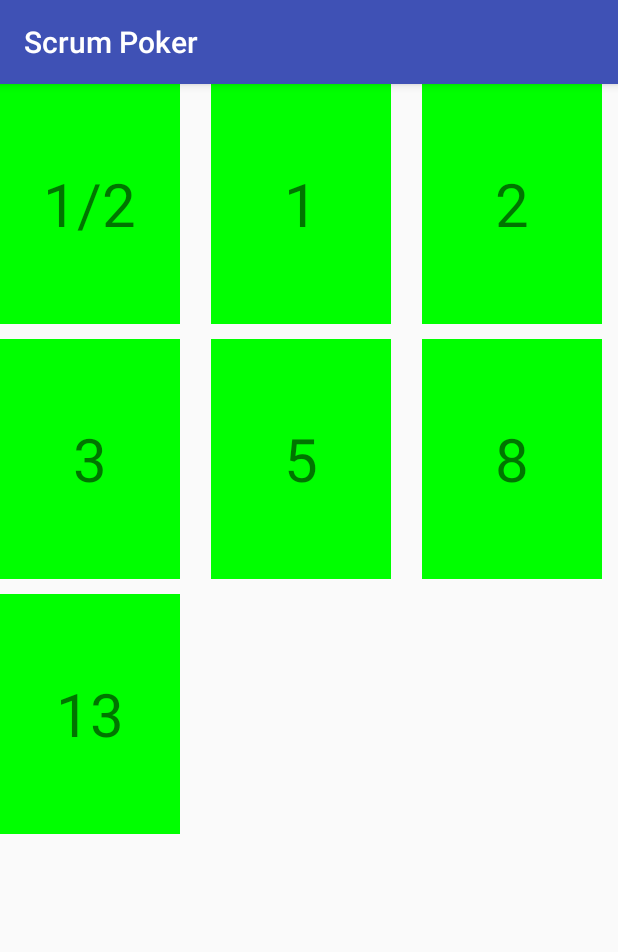
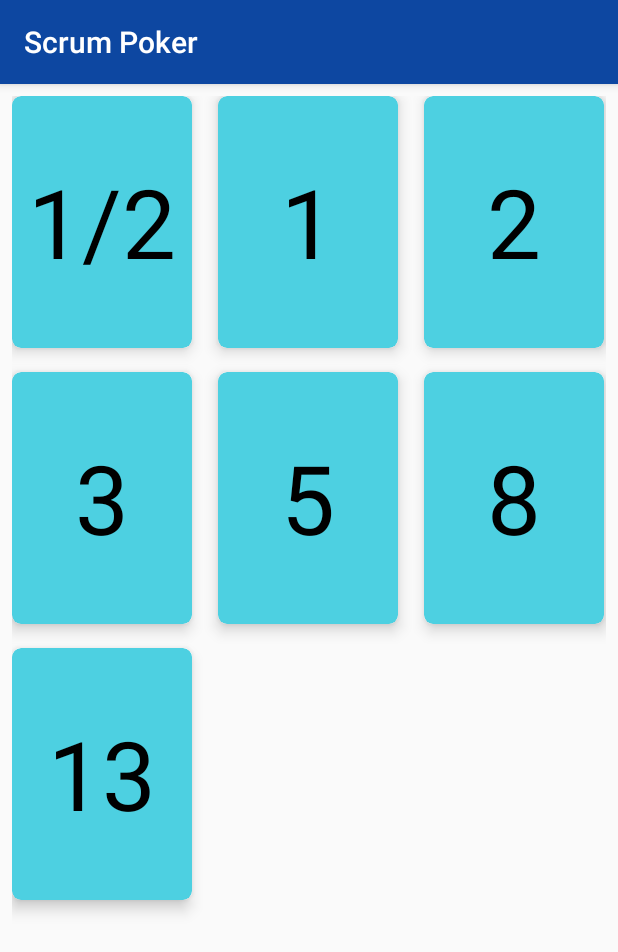
Before and after one commit to nateswartz/scrum-poker, an Android app: the screen it shows after launch (CardsGridActivity), on a phone screen of 412 x 824 dp. Shown: the top 952 px of the screen. Run offline under Robolectric (Android 15) with nearby library versions, the phone set to English and light mode, and no system bars.

Commit message:
Clean up main activity
Use CardView for number cards
Lock orientation to portrait
Update colors

```diff
--- a/app/build.gradle
+++ b/app/build.gradle
@@ -23,6 +23,7 @@ android {
 }
 
 dependencies {
+    compile 'com.android.support:cardview-v7:26.1.0'
     implementation fileTree(dir: 'libs', include: ['*.jar'])
     implementation"org.jetbrains.kotlin:kotlin-stdlib-jre7:$kotlin_version"
     implementation 'com.android.support:appcompat-v7:26.1.0'
--- a/app/src/main/AndroidManifest.xml
+++ b/app/src/main/AndroidManifest.xml
@@ -9,7 +9,9 @@
         android:roundIcon="@mipmap/ic_launcher_round"
         android:supportsRtl="true"
         android:theme="@style/AppTheme">
-        <activity android:name=".CardsGridActivity">
+        <activity android:name=".CardsGridActivity"
+            android:configChanges="orientation"
+            android:screenOrientation="portrait">
             <intent-filter>
                 <action android:name="android.intent.action.MAIN" />
 
--- a/app/src/main/res/layout/activity_cards_grid.xml
+++ b/app/src/main/res/layout/activity_cards_grid.xml
@@ -11,6 +11,8 @@
         android:layout_width="fill_parent"
         android:layout_height="fill_parent"
         android:numColumns="3"
-        android:verticalSpacing="10dp"
-        android:horizontalSpacing="10dp" />
+        android:paddingHorizontal="8dp"
+        android:paddingVertical="8dp"
+        android:verticalSpacing="16dp"
+        android:horizontalSpacing="16dp" />
 </android.support.constraint.ConstraintLayout>
--- a/app/src/main/res/layout/number_tile.xml
+++ b/app/src/main/res/layout/number_tile.xml
@@ -1,13 +1,14 @@
-<FrameLayout xmlns:android="http://schemas.android.com/apk/res/android"
+<android.support.v7.widget.CardView
+    xmlns:android="http://schemas.android.com/apk/res/android"
+    xmlns:card_view="http://schemas.android.com/apk/res-auto"
+    xmlns:app="http://schemas.android.com/apk/res-auto"
+    android:id="@+id/card_view"
+    android:layout_gravity="center"
     android:layout_width="120dp"
-    android:layout_height="160dp"
-    android:orientation="horizontal"
-    android:elevation="2dp">
-    <ImageView
-        android:id="@+id/card_background"
-        android:layout_width="match_parent"
-        android:layout_height="match_parent"
-        android:src="#00ff00" />
+    android:layout_height="168dp"
+    card_view:cardCornerRadius="6dp"
+    card_view:cardElevation="6dp"
+    app:cardBackgroundColor="@color/colorAccent">
 
     <TextView
         android:id="@+id/card_text"
@@ -15,5 +16,8 @@
         android:layout_height="wrap_content"
         android:layout_gravity="center"
         android:text="1"
-        android:textSize="40dp" />
-</FrameLayout>
+        android:textSize="64sp"
+        android:textColor="@android:color/black"
+        />
+
+</android.support.v7.widget.CardView>
--- a/app/src/main/res/values/colors.xml
+++ b/app/src/main/res/values/colors.xml
@@ -1,6 +1,6 @@
 <?xml version="1.0" encoding="utf-8"?>
 <resources>
-    <color name="colorPrimary">#3F51B5</color>
-    <color name="colorPrimaryDark">#303F9F</color>
-    <color name="colorAccent">#FF4081</color>
+    <color name="colorPrimary">#0d47a1</color>
+    <color name="colorPrimaryDark">#002171</color>
+    <color name="colorAccent">#4dd0e1</color>
 </resources>
```
